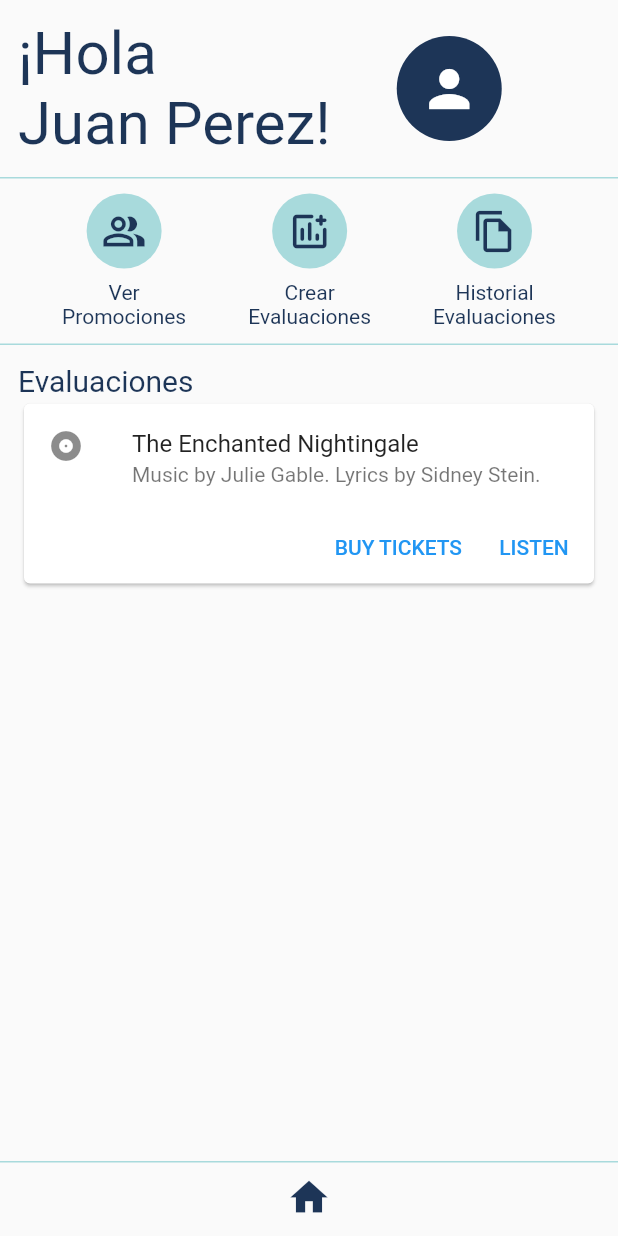
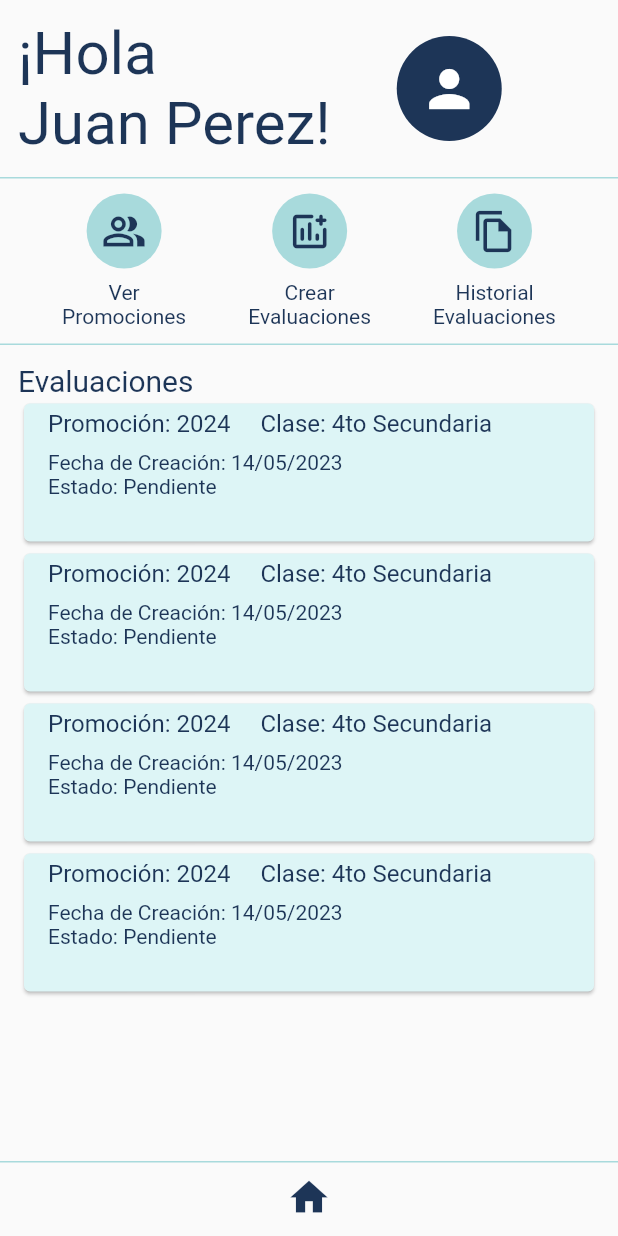
Before and after one commit to SPablo2191/smart-band-app, a Flutter app: the HomePage screen opened by its route, on a phone screen of 412 x 824 dp. Run offline on Flutter 3.47's test engine with Material 2 defaults, Android fonts, the phone set to English and light mode, and no system bars; our stand-ins replace flutter_dotenv, fluttertoast, multi_select_flutter, shared_preferences; accounts and stored records are empty.

Commit message:
feat: store user_id

```diff
--- a/lib/src/pages/home_page.dart
+++ b/lib/src/pages/home_page.dart
@@ -121,7 +121,10 @@ class _HomePageState extends State<HomePage> {
             'Evaluaciones',
             style: TextStyle(color: colorPrimary, fontSize: 20),
           ),
-          TestCard()
+          TestCard(),
+          TestCard(),
+          TestCard(),
+          TestCard(),
         ],
       ),
     );
--- a/lib/src/providers/auth_provider.dart
+++ b/lib/src/providers/auth_provider.dart
@@ -42,9 +42,9 @@ class AuthProvider {
         final decodedData = json.decode(resp.body);
         SharedPreferences prefs = await SharedPreferences.getInstance();
         await prefs.setString('accessToken', decodedData['access_token']);
+        await prefs.setString('userId', decodedData['user_id']);
         return true;
       } else {
-        print('Error: ${resp.statusCode}');
         return false;
       }
     } catch (e) {
--- a/lib/src/widgets/test_card_widget.dart
+++ b/lib/src/widgets/test_card_widget.dart
@@ -1,35 +1,53 @@
 import 'package:flutter/material.dart';
+import 'package:smartband/src/core/consts/colors.dart';
 
 class TestCard extends StatelessWidget {
   const TestCard({super.key});
 
   @override
   Widget build(BuildContext context) {
-    return Card(
+    return Container(
+      height: 100,
+      child: Card(
+        color: colorLight,
         child: Column(
           mainAxisSize: MainAxisSize.min,
           children: <Widget>[
-          const ListTile(
-            leading: Icon(Icons.album),
-            title: Text('The Enchanted Nightingale'),
-            subtitle: Text('Music by Julie Gable. Lyrics by Sidney Stein.'),
+            ListTile(
+              title: Row(
+                children: [
+                  Text(
+                    'Promoción: 2024',
+                    style: TextStyle(color: colorPrimary),
                   ),
-          Row(
-            mainAxisAlignment: MainAxisAlignment.end,
-            children: <Widget>[
-              TextButton(
-                child: const Text('BUY TICKETS'),
-                onPressed: () {/* ... */},
+                  const SizedBox(
+                    width: 20,
                   ),
-              const SizedBox(width: 8),
-              TextButton(
-                child: const Text('LISTEN'),
-                onPressed: () {/* ... */},
-              ),
-              const SizedBox(width: 8),
+                  Text(
+                    'Clase: 4to Secundaria',
+                    style: TextStyle(color: colorPrimary),
+                  )
                 ],
               ),
+              subtitle: Padding(
+                padding: const EdgeInsets.only(top: 8.0),
+                child: Column(
+                  crossAxisAlignment: CrossAxisAlignment.start,
+                  children: [
+                    Text(
+                      'Fecha de Creación: 14/05/2023',
+                      style: TextStyle(color: colorPrimary),
+                    ),
+                    Text(
+                      'Estado: Pendiente',
+                      style: TextStyle(color: colorPrimary),
+                    )
                   ],
+                ),
+              ),
+            ),
+          ],
+        ),
       ),
     );
   }
```
Lines whose indentation alone changed are shown as unchanged.
